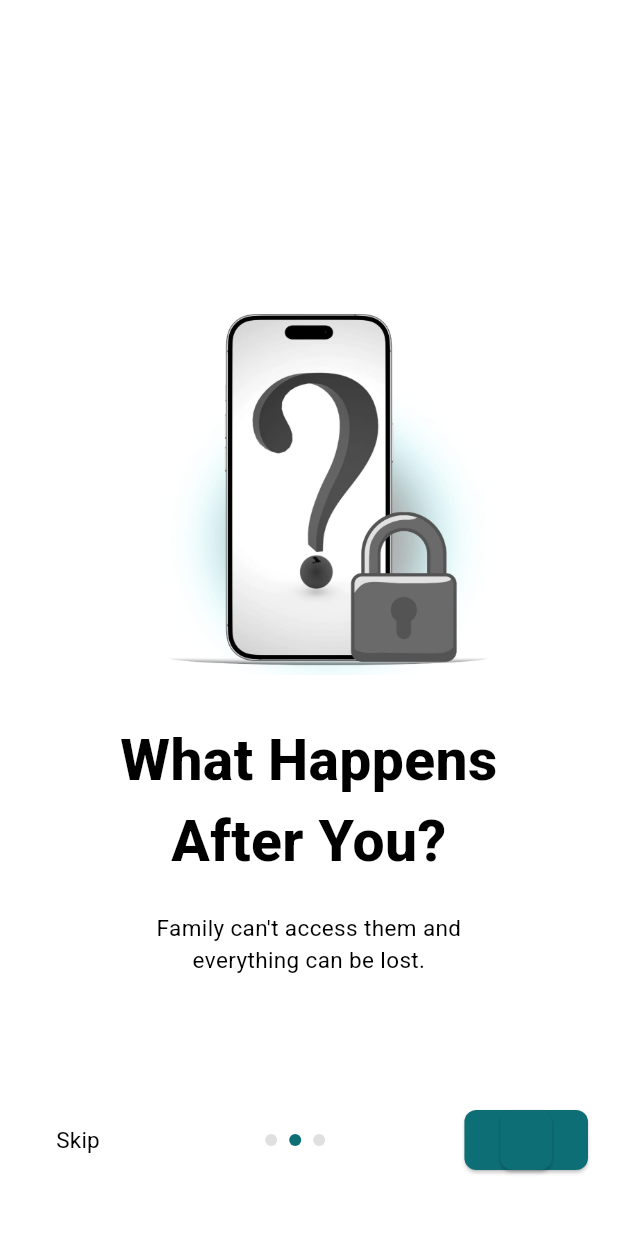
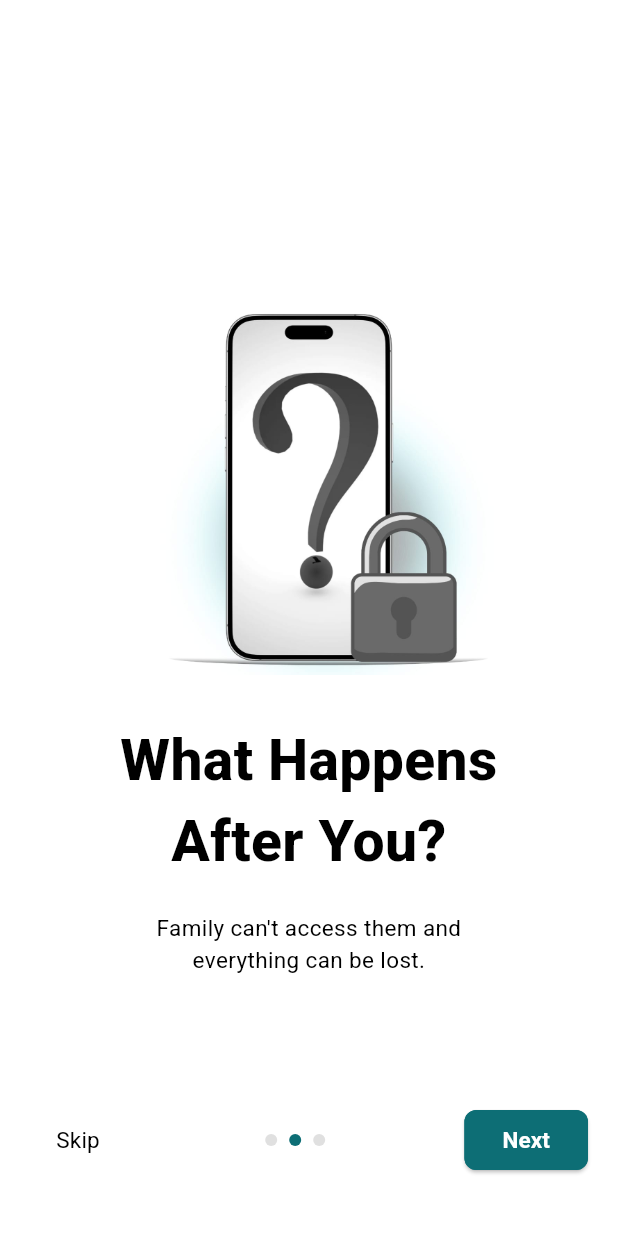
Before and after one commit to MuhammadAbbas1992-Android/Flutter_E_Waris_P, a Flutter app: the screen it shows after launch, after a tap on "Next", on a phone screen of 412 x 824 dp. Run offline on Flutter 3.47's test engine with Material 3 defaults, Android fonts, the phone set to English and light mode, and no system bars; drawn by our look-alikes of smooth_page_indicator; our stand-ins replace firebase_auth, firebase_core, firebase_database, flutter_svg, shared_preferences; accounts and stored records are empty; network calls fail.

Commit message:
E-Waris App 1. splash_screen.dart 2. onboarding_screen.dart 3. login_screen.dart 4. signup_screen.dart

```diff
--- a/lib/core/theme/app_theme.dart
+++ b/lib/core/theme/app_theme.dart
@@ -21,19 +21,7 @@ class AppTheme {
       centerTitle: true,
       elevation: 0,
     ),
-// Elevated Button Theme
-    elevatedButtonTheme: ElevatedButtonThemeData(
-      style: ElevatedButton.styleFrom(
-        backgroundColor: AppColors.primary,
-        foregroundColor: AppColors.white,
-        //minimumSize: const Size(double.infinity, 40),
-        // Remove fixed width
-        minimumSize: Size.zero,
-        shape: RoundedRectangleBorder(
-          borderRadius: BorderRadius.circular(8),
-        ),
-      ),
-    ),
+
     // Input Decoration Theme
     inputDecorationTheme: InputDecorationTheme(
       focusedBorder: OutlineInputBorder(
--- a/lib/main.dart
+++ b/lib/main.dart
@@ -1,5 +1,6 @@
 import 'package:e_waris/providers/auth_providers.dart';
 import 'package:e_waris/providers/onboarding_provider.dart';
+import 'package:e_waris/routes/app_routs.dart';
 import 'package:e_waris/views/auth/login_screen.dart';
 import 'package:e_waris/views/onboarding/onboarding_screen.dart';
 import 'package:e_waris/views/splash/splash_screen.dart';
@@ -30,6 +31,9 @@ class MyApp extends StatelessWidget {
         debugShowCheckedModeBanner: false,
         theme: AppTheme.lightTheme,
         home: const SplashScreen(),
+        // home: const HomeView(),
+        initialRoute: AppRouts.initial,
+        routes: AppRouts.appRouts,
       ),
     );
   }
--- /dev/null
+++ b/lib/routes/app_routs.dart
@@ -0,0 +1,19 @@
+import 'package:e_waris/routes/routs_name.dart';
+import 'package:e_waris/views/auth/login_screen.dart';
+import 'package:e_waris/views/auth/signup_screen.dart';
+import 'package:e_waris/views/dashboard/home_dashboard.dart';
+import 'package:e_waris/views/onboarding/onboarding_screen.dart';
+import 'package:e_waris/views/splash/splash_screen.dart';
+
+class AppRouts {
+  static String initial = RoutsName.splashScreen;
+  static final appRouts =
+  {
+    RoutsName.splashScreen : (context) => SplashScreen(),
+    RoutsName.onboardingScreen : (context) => OnboardingScreen(),
+    RoutsName.loginScreen : (context) => LoginScreen(),
+    RoutsName.signupScreen : (context) => SignupScreen(),
+    RoutsName.homeDashboard : (context) => HomeDashboard(),
+  };
+
+}
--- /dev/null
+++ b/lib/routes/routs_name.dart
@@ -0,0 +1,7 @@
+class RoutsName {
+  static const splashScreen = '/splash_screen';
+  static const onboardingScreen = '/onboarding_screen';
+  static const loginScreen = '/login_screen';
+  static const signupScreen = '/signup_screen';
+  static const homeDashboard = '/home_dashboard';
+}
--- a/lib/views/onboarding/onboarding_screen.dart
+++ b/lib/views/onboarding/onboarding_screen.dart
@@ -7,6 +7,7 @@ import 'package:smooth_page_indicator/smooth_page_indicator.dart';
 import '../../core/contants/app_fonts.dart';
 import '../../data/sources/onboarding_data.dart';
 import '../../providers/onboarding_provider.dart';
+import '../auth/login_screen.dart';
 import '../widgets/custom_text.dart';
 
 class OnboardingScreen extends StatefulWidget {
@@ -84,7 +85,12 @@ class _OnboardingScreenState extends State<OnboardingScreen> {
                     children: [
                       /// Skip
                       TextButton(
-                        onPressed: () {},
+                        onPressed: () {Navigator.push(
+                          context,
+                          MaterialPageRoute(
+                            builder: (context) => const LoginScreen(),
+                          ),
+                        );},
                         child: CustomText(text: 'Skip'),
                       ),
 
@@ -109,8 +115,12 @@ class _OnboardingScreenState extends State<OnboardingScreen> {
                         btnWidth: provider.currentIndex == 2 ? .4 : .2,
                         onPressed: () {
                           if (provider.currentIndex == 2) {
-                            /// Navigate
-                            /// Login Screen
+                            Navigator.push(
+                          context,
+                          MaterialPageRoute(
+                          builder: (context) => const LoginScreen(),
+                          ),
+                          );
                           } else {
                             provider.nextPage();
                           }
--- a/lib/views/widgets/custom_button1.dart
+++ b/lib/views/widgets/custom_button1.dart
@@ -1,32 +1,69 @@
+import 'package:e_waris/core/contants/app_fonts.dart';
+import 'package:e_waris/views/widgets/custom_text.dart';
 import 'package:flutter/material.dart';
+
+import '../../core/contants/app_colors.dart';
 
 class CustomButton1 extends StatelessWidget {
   final bool isLoading;
   final String btnText;
   final double? btnWidth;
+  final double? btnHeight;
   final VoidCallback? onPressed;
+
+  // Customization
+  final Color? textColor;
+  final double? borderRadius;
+  final Color? borderColor;
+  final double? borderWidth;
+  final Color? backgroundColor;
 
   const CustomButton1({
     super.key,
-    required this.isLoading,
+    this.isLoading = false,
     required this.btnText,
-     this.btnWidth = 1,
+    this.btnWidth = 1,
+    this.btnHeight = 40,
     required this.onPressed,
+    this.textColor = AppColors.white,
+    this.borderRadius = 8,
+    this.borderColor = AppColors.primary,
+    this.borderWidth = 1,
+    this.backgroundColor = AppColors.primary,
   });
 
   @override
   Widget build(BuildContext context) {
     return SizedBox(
       width: MediaQuery.of(context).size.width * btnWidth!,
-      height: 40,
+      height: btnHeight,
       child: ElevatedButton(
         onPressed: isLoading ? null : onPressed,
+        style: ElevatedButton.styleFrom(
+          backgroundColor: backgroundColor,
+          foregroundColor: textColor,
+          // Remove fixed width
+          minimumSize: Size.zero,
+          shape: RoundedRectangleBorder(
+            borderRadius: BorderRadius.circular(borderRadius!),
+            side: BorderSide(color: borderColor!, width: borderWidth!),
+          ),
+        ),
         child: isLoading
-            ? const CircularProgressIndicator(
-          color: Colors.white,
-        )
-            : ElevatedButton(onPressed: onPressed, child: Text(btnText)),
-        ),
-      );
+            ? SizedBox(
+                height: 22,
+                width: 22,
+                child: CircularProgressIndicator(
+                  color: AppColors.primary,
+                  strokeWidth: 2.5,
+                ),
+              )
+            : CustomText(
+                text: btnText,
+                fontColor: textColor!,
+                fontFamily: AppFonts.robotoBold,
+              ),
+      ),
+    );
   }
 }
```
Also changed, not shown: lib/views/auth/login_screen.dart (+44 -24 lines), lib/views/auth/signup_screen.dart (+118 -51 lines).
